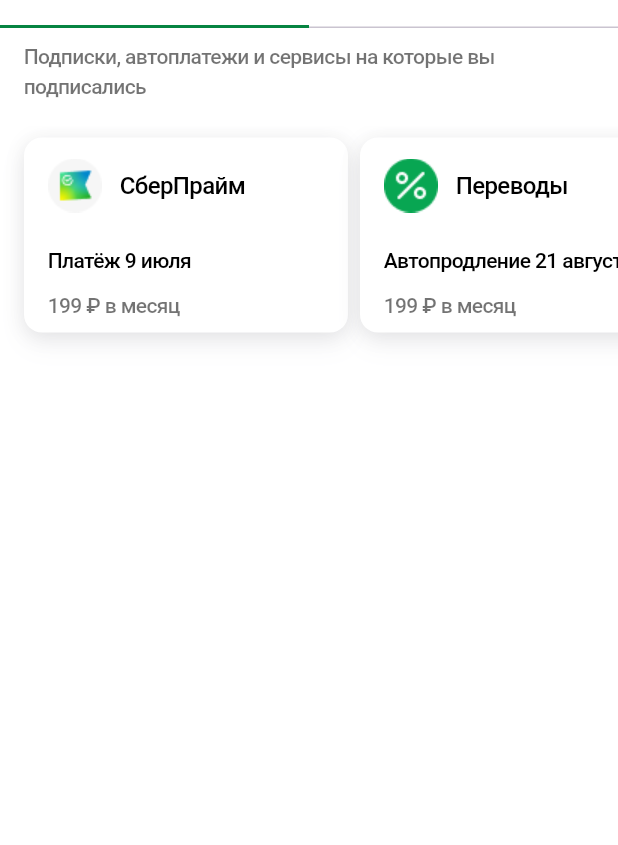
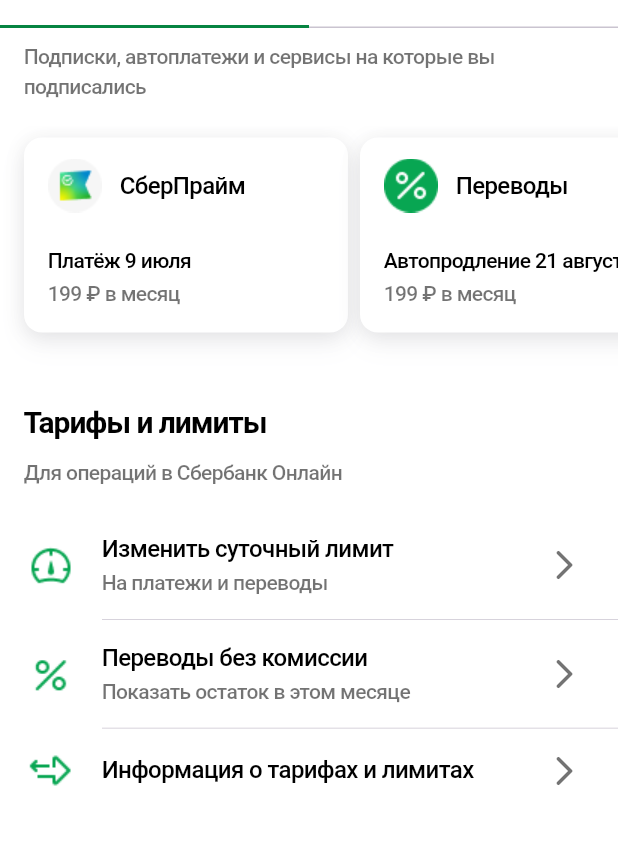
Before and after one commit to RyndyukDanila/SberScreen, a Flutter app: the screen it shows after launch, scrolled down 258 dp, on a phone screen of 412 x 824 dp, the part 59-904 px from its top. Run offline on Flutter 3.47's test engine with Material 3 defaults, Android fonts, the phone set to English and light mode, and no system bars; Roboto replaces fonts that are missing (SF Pro Text).

Commit message:
Add Tariff List

```diff
--- a/lib/model/operation.dart
+++ /dev/null
@@ -1,9 +0,0 @@
-class Operation {
-  final String title;
-  final String? subtitle;
-
-  Operation({
-    required this.title,
-    required this.subtitle,
-  });
-}
--- /dev/null
+++ b/lib/model/tariff_content.dart
@@ -0,0 +1,13 @@
+import 'package:flutter/material.dart';
+
+class TariffContent {
+  final String title;
+  final String? subtitle;
+  final ImageProvider<Object> image;
+
+  TariffContent({
+    required this.title,
+    required this.subtitle,
+    required this.image,
+  });
+}
--- a/lib/pages/profile_page.dart
+++ b/lib/pages/profile_page.dart
@@ -1,5 +1,6 @@
 import 'package:flutter/material.dart';
-import 'package:sber_screen/widgets/cards_carousel/cards_carousel.dart';
+import 'package:sber_screen/widgets/cards_carousel_section/cards_carousel_section.dart';
+import 'package:sber_screen/widgets/tariff_list_section/tariff_list_section.dart';
 
 class ProfilePage extends StatelessWidget {
   const ProfilePage({super.key});
@@ -12,6 +13,7 @@ class ProfilePage extends StatelessWidget {
       ),
       children: const [
         CardsCarousel(),
+        TariffListSection(),
       ],
     );
   }
--- a/lib/static/text_styles.dart
+++ b/lib/static/text_styles.dart
@@ -49,4 +49,18 @@ sealed class TextStyles {
     fontWeight: FontWeight.w500,
     letterSpacing: -0.41,
   );
+  static const TextStyle listItemPrimary = TextStyle(
+    color: CustomColors.primary,
+    fontSize: 16,
+    fontFamily: 'SF Pro Text',
+    fontWeight: FontWeight.w500,
+    letterSpacing: -0.40,
+  );
+  static final TextStyle listItemSecondary = TextStyle(
+    color: CustomColors.secondary,
+    fontSize: 14,
+    fontFamily: 'SF Pro Text',
+    fontWeight: FontWeight.w500,
+    letterSpacing: -0.41,
+  );
 }
--- a/lib/static/ui_text.dart
+++ b/lib/static/ui_text.dart
@@ -1,5 +1,5 @@
 import 'package:sber_screen/model/card_content.dart';
-import 'package:sber_screen/model/operation.dart';
+import 'package:sber_screen/model/tariff_content.dart';
 import 'package:sber_screen/static/custom_icons.dart';
 
 sealed class UIText {
@@ -21,19 +21,22 @@ sealed class UIText {
       subtitle: "199 ₽ в месяц",
     ),
   ];
-  static const String tarifTitle = "Тарифы и лимиты";
-  static const String tarifSubtitle = "Для операций в Сбербанк Онлайн";
-  static List<Operation> operationsList = [
-    Operation(
+  static const String tariffTitle = "Тарифы и лимиты";
+  static const String tariffSubtitle = "Для операций в Сбербанк Онлайн";
+  static List<TariffContent> tariffList = [
+    TariffContent(
+      image: CustomIcons.limit,
       title: "Изменить суточный лимит",
       subtitle: "На платежи и переводы",
     ),
-    Operation(
+    TariffContent(
+      image: CustomIcons.percent,
       title: "Переводы без комиссии",
       subtitle: "Показать остаток в этом месяце",
     ),
-    Operation(
-      title: "Информация о тарифахи лимитах",
+    TariffContent(
+      image: CustomIcons.arrows,
+      title: "Информация о тарифах и лимитах",
       subtitle: null,
     ),
   ];
--- a/lib/widgets/cards_carousel/cards_carousel.dart
+++ b/lib/widgets/cards_carousel_section/cards_carousel_section.dart
@@ -1,6 +1,6 @@
 import 'package:flutter/material.dart';
 import 'package:sber_screen/static/ui_text.dart';
-import 'package:sber_screen/widgets/cards_carousel/carousel_scroll.dart';
+import 'package:sber_screen/widgets/cards_carousel_section/carousel_scroll.dart';
 import 'package:sber_screen/widgets/section_header.dart';
 
 class CardsCarousel extends StatelessWidget {
@@ -9,6 +9,7 @@ class CardsCarousel extends StatelessWidget {
   @override
   Widget build(BuildContext context) {
     return Column(
+      crossAxisAlignment: CrossAxisAlignment.start,
       children: [
         const SectionHeader(
           title: UIText.connectedTitle,
--- a/lib/widgets/cards_carousel/carousel_card.dart
+++ b/lib/widgets/cards_carousel_section/carousel_card.dart
@@ -69,7 +69,7 @@ class CarouselCard extends StatelessWidget {
                   style: TextStyles.cardTitle,
                 ),
                 const SizedBox(
-                  height: 10,
+                  height: 2,
                 ),
                 Text(
                   cardContent.subtitle,
--- a/lib/widgets/cards_carousel/carousel_scroll.dart
+++ b/lib/widgets/cards_carousel_section/carousel_scroll.dart
@@ -1,6 +1,6 @@
 import 'package:flutter/material.dart';
 import 'package:sber_screen/model/card_content.dart';
-import 'package:sber_screen/widgets/cards_carousel/carousel_card.dart';
+import 'package:sber_screen/widgets/cards_carousel_section/carousel_card.dart';
 
 class CarouselScroll extends StatelessWidget {
   final List<CardContent> cardsContent;
--- /dev/null
+++ b/lib/widgets/tariff_list_section/tariff_list.dart
@@ -0,0 +1,37 @@
+import 'package:flutter/material.dart';
+import 'package:sber_screen/model/tariff_content.dart';
+import 'package:sber_screen/widgets/tariff_list_section/tariff_list_item.dart';
+
+class TariffList extends StatelessWidget {
+  final List<TariffContent> tariffsContent;
+
+  const TariffList({
+    super.key,
+    required this.tariffsContent,
+  });
+
+  @override
+  Widget build(BuildContext context) {
+    return SizedBox(
+      height: 192,
+      child: ListView.separated(
+        physics: const NeverScrollableScrollPhysics(),
+        separatorBuilder: (context, index) => const Divider(
+          indent: 68,
+          thickness: 0.5,
+          height: 0.5,
+        ),
+        padding: const EdgeInsets.only(
+          bottom: 32,
+        ),
+        scrollDirection: Axis.vertical,
+        itemCount: tariffsContent.length,
+        itemBuilder: (BuildContext context, int index) {
+          return TariffListItem(
+            tariffContent: tariffsContent[index],
+          );
+        },
+      ),
+    );
+  }
+}
--- /dev/null
+++ b/lib/widgets/tariff_list_section/tariff_list_item.dart
@@ -0,0 +1,37 @@
+import 'package:flutter/material.dart';
+import 'package:sber_screen/model/tariff_content.dart';
+import 'package:sber_screen/static/custom_colors.dart';
+import 'package:sber_screen/static/text_styles.dart';
+
+class TariffListItem extends StatelessWidget {
+  final TariffContent tariffContent;
+
+  const TariffListItem({
+    super.key,
+    required this.tariffContent,
+  });
+
+  @override
+  Widget build(BuildContext context) {
+    return ListTile(
+      onTap: () {},
+      leading: Image(image: tariffContent.image),
+      title: Text(
+        tariffContent.title,
+        style: TextStyles.listItemPrimary,
+        maxLines: 2,
+      ),
+      subtitle: tariffContent.subtitle == null
+          ? null
+          : Text(
+              tariffContent.subtitle!,
+              style: TextStyles.listItemSecondary,
+            ),
+      trailing: Icon(
+        Icons.arrow_forward_ios_rounded,
+        size: 24,
+        color: CustomColors.secondary,
+      ),
+    );
+  }
+}
--- /dev/null
+++ b/lib/widgets/tariff_list_section/tariff_list_section.dart
@@ -0,0 +1,24 @@
+import 'package:flutter/material.dart';
+import 'package:sber_screen/static/ui_text.dart';
+import 'package:sber_screen/widgets/section_header.dart';
+import 'package:sber_screen/widgets/tariff_list_section/tariff_list.dart';
+
+class TariffListSection extends StatelessWidget {
+  const TariffListSection({super.key});
+
+  @override
+  Widget build(BuildContext context) {
+    return Column(
+      crossAxisAlignment: CrossAxisAlignment.start,
+      children: [
+        const SectionHeader(
+          title: UIText.tariffTitle,
+          subtitle: UIText.tariffSubtitle,
+        ),
+        TariffList(
+          tariffsContent: UIText.tariffList,
+        ),
+      ],
+    );
+  }
+}
```
